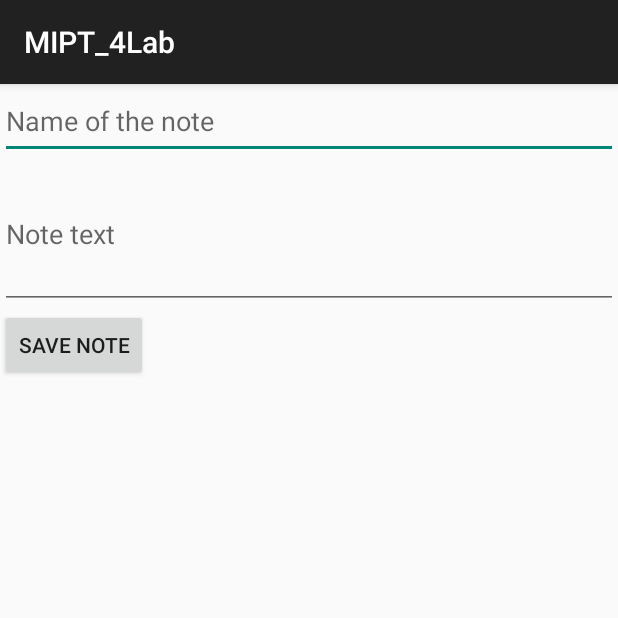
After one commit to NeriliusP/MIPT_4Lab, an Android app built with Jetpack Compose: the AddNoteActivity screen opened directly, with no data from a screen before it, on a phone screen of 412 x 824 dp, the top half of it. The commit adds this screen. Run offline under Robolectric (Android 15) with nearby library versions, the phone set to English and light mode, and no system bars.

Commit message:
final
Finished project.
To do: Try to fix the problem with string sets being automatically sorted

```diff
--- a/app/build.gradle.kts
+++ b/app/build.gradle.kts
@@ -59,6 +59,8 @@ dependencies {
     implementation("androidx.compose.ui:ui-graphics")
     implementation("androidx.compose.ui:ui-tooling-preview")
     implementation("androidx.compose.material3:material3")
+    implementation("androidx.appcompat:appcompat:1.6.1")
+    implementation("com.google.android.material:material:1.10.0")
     testImplementation("junit:junit:4.13.2")
     androidTestImplementation("androidx.test.ext:junit:1.1.5")
     androidTestImplementation("androidx.test.espresso:espresso-core:3.5.1")
--- a/app/src/main/java/com/example/mipt_4lab/AddNote.kt
+++ /dev/null
@@ -1,5 +0,0 @@
-package com.example.mipt_4lab
-
-class AddNote {
-
-}
--- /dev/null
+++ b/app/src/main/java/com/example/mipt_4lab/AddNoteActivity.kt
@@ -0,0 +1,49 @@
+package com.example.mipt_4lab
+
+import android.content.Context
+import android.os.Bundle
+import android.util.Log
+import android.widget.Button
+import android.widget.EditText
+import androidx.appcompat.app.AppCompatActivity
+
+
+class AddNoteActivity : AppCompatActivity() {
+    lateinit var edName: EditText
+    lateinit var edText: EditText
+    override fun onCreate(savedInstanceState: Bundle?) {
+        super.onCreate(savedInstanceState)
+        setContentView(R.layout.add_note_activity)
+        Log.d("AddNoteActivity", "OnCreate")
+        this.edName = findViewById(R.id.noteName)
+        this.edText = findViewById(R.id.noteText)
+        findViewById<Button>(R.id.noteSave).setOnClickListener{
+            onClick()
+        }
+    }
+    fun onClick()
+    {
+        val nameToAdd = this.edName.getText().toString()
+        val textToAdd = this.edText.getText().toString()
+        val sharedPref = this.getSharedPreferences("file", Context.MODE_PRIVATE)
+        val editor = sharedPref.edit()
+        val savedSetText = sharedPref.getStringSet("note_text", null)
+        val savedSetName = sharedPref.getStringSet("note_name", null)
+        val newMuSetText = mutableSetOf<String>()
+        val newMuSetName= mutableSetOf<String>()
+        if(savedSetName !=null && savedSetText !=null)
+        {
+            newMuSetText.addAll(savedSetText)
+            newMuSetName.addAll(savedSetName)
+        }
+        newMuSetText.add(textToAdd)
+        newMuSetName.add(nameToAdd)
+
+        val newSetName: Set<String> = newMuSetName.toSet()
+        val newSetText: Set<String> = newMuSetText.toSet()
+        editor.putStringSet("note_text", newSetText)
+        editor.putStringSet("note_name", newSetName)
+        editor.apply()
+        finish()
+    }
+}
--- a/app/src/main/java/com/example/mipt_4lab/RemoveNote.kt
+++ /dev/null
@@ -1,4 +0,0 @@
-package com.example.mipt_4lab
-
-class RemoveNote {
-}
--- /dev/null
+++ b/app/src/main/res/layout/add_note_activity.xml
@@ -0,0 +1,44 @@
+<?xml version="1.0" encoding="utf-8"?>
+<androidx.constraintlayout.widget.ConstraintLayout xmlns:android="http://schemas.android.com/apk/res/android"
+    xmlns:app="http://schemas.android.com/apk/res-auto"
+    xmlns:tools="http://schemas.android.com/tools"
+    android:layout_width="match_parent"
+    android:layout_height="match_parent"
+    android:orientation="vertical">
+
+    <EditText
+        android:id="@+id/noteName"
+        android:layout_width="match_parent"
+        android:layout_height="50dp"
+        android:layout_marginTop="0dp"
+        android:ems="10"
+        android:hint="Name of the note"
+        android:inputType="text"
+        app:layout_constraintEnd_toEndOf="parent"
+        app:layout_constraintHorizontal_bias="0.571"
+        app:layout_constraintStart_toStartOf="parent"
+        app:layout_constraintTop_toTopOf="parent" />
+
+    <EditText
+        android:id="@+id/noteText"
+        android:layout_width="match_parent"
+        android:layout_height="100dp"
+        android:ems="10"
+        android:hint="Note text"
+        android:inputType="text"
+        app:layout_constraintBottom_toBottomOf="parent"
+        app:layout_constraintEnd_toEndOf="parent"
+        app:layout_constraintHorizontal_bias="0.0"
+        app:layout_constraintStart_toStartOf="parent"
+        app:layout_constraintTop_toBottomOf="@+id/noteName"
+        app:layout_constraintVertical_bias="0.0" />
+
+    <Button
+        android:id="@+id/noteSave"
+        android:layout_width="wrap_content"
+        android:layout_height="wrap_content"
+        android:text="Save note"
+        app:layout_constraintStart_toStartOf="parent"
+        app:layout_constraintTop_toBottomOf="@+id/noteText" />
+
+</androidx.constraintlayout.widget.ConstraintLayout>
--- a/app/src/main/res/layout/main_activity.xml
+++ b/app/src/main/res/layout/main_activity.xml
@@ -4,4 +4,9 @@
     android:layout_width="match_parent"
     android:layout_height="match_parent">
 
+    <ListView
+        android:id="@+id/notesList"
+        android:layout_width="match_parent"
+        android:layout_height="match_parent" />
+
 </LinearLayout>
--- a/app/src/main/res/menu/notes_menu.xml
+++ b/app/src/main/res/menu/notes_menu.xml
@@ -3,8 +3,10 @@
 
     <item
         android:id="@+id/add_note"
+        android:icon="@android:drawable/ic_menu_delete"
         android:title="Add note" />
     <item
         android:id="@+id/remove_note"
+        android:icon="@android:drawable/ic_menu_edit"
         android:title="Remove note" />
 </menu>
```
Also changed, not shown: app/src/main/AndroidManifest.xml (+8 -4 lines), app/src/main/java/com/example/mipt_4lab/DeleteNoteActivity.kt (added, +53 -0 lines), app/src/main/java/com/example/mipt_4lab/MainActivity.kt (+36 -17 lines), app/src/main/res/layout/delete_note_activity.xml (added, +25 -0 lines).
